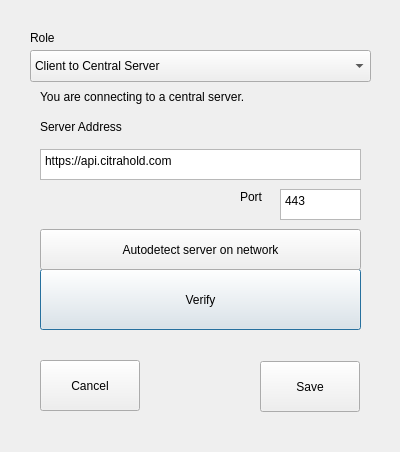
This is settingsmenu.ui in regimensocial/citraholdUI as Qt 5 draws it before an edit. The edited form follows.
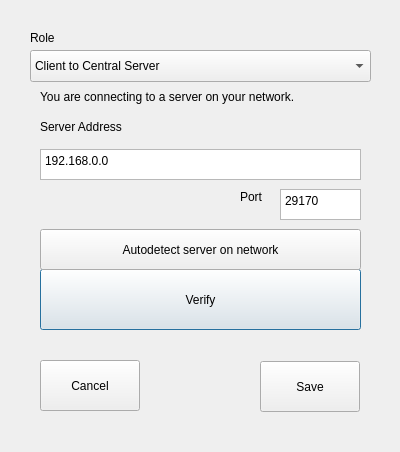
This is the edited form. The open tabs and pages were chosen to show the change.

Commit message: labels were wrong

```diff
--- a/settingsmenu.ui
+++ b/settingsmenu.ui
@@ -74,7 +74,7 @@
       </rect>
      </property>
      <property name="plainText">
-      <string>443</string>
+      <string>29170</string>
      </property>
     </widget>
     <widget class="QLabel" name="label_6">
@@ -100,7 +100,7 @@
       </rect>
      </property>
      <property name="plainText">
-      <string>https://api.citrahold.com</string>
+      <string>192.168.0.0</string>
      </property>
     </widget>
     <widget class="QPushButton" name="verifyLocalServerButton">
@@ -147,12 +147,12 @@
       <rect>
        <x>10</x>
        <y>0</y>
-       <width>261</width>
+       <width>291</width>
        <height>16</height>
       </rect>
      </property>
      <property name="text">
-      <string>You are connecting to a central server.</string>
+      <string>You are connecting to a server on your network.</string>
      </property>
     </widget>
    </widget>
```
Left out of the diff: 10 changed lines with no effect on the pictures.
